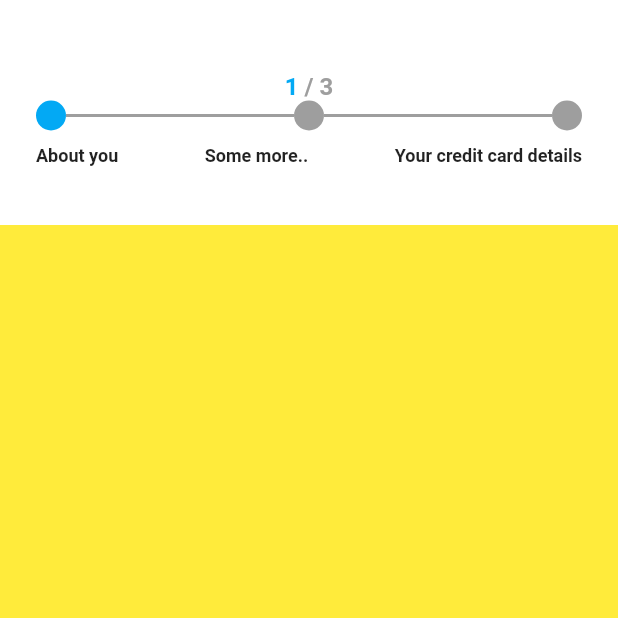
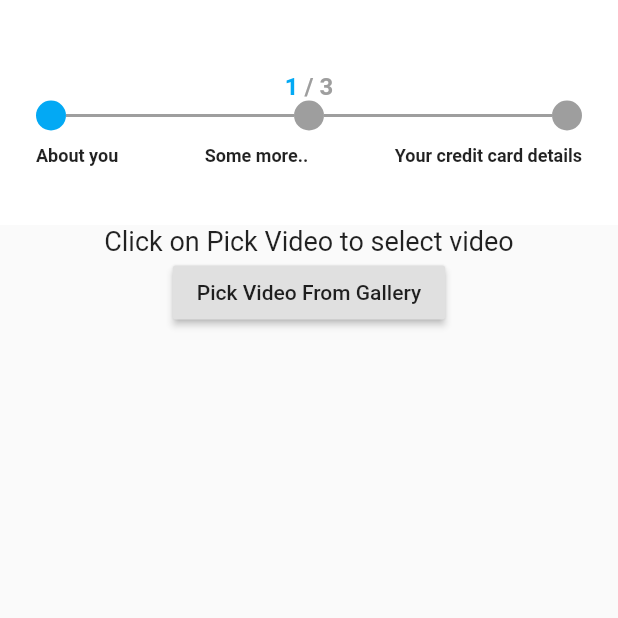
Before and after one commit to janeru/flutter_widget_sample, a Flutter app: the screen it shows after launch, on a phone screen of 412 x 824 dp, the top half of it. Run offline on Flutter 3.47's test engine with Material 2 defaults, Android fonts, the phone set to English and light mode, and no system bars; our stand-ins replace bloc, equatable, flutter_bloc, image_picker, video_player.

Commit message:
video bloc try

```diff
--- /dev/null
+++ b/new_registration/lib/bloc/upload_video_bloc.dart
@@ -0,0 +1,71 @@
+import 'dart:async';
+import 'dart:io';
+
+import 'package:bloc/bloc.dart';
+import 'package:equatable/equatable.dart';
+import 'package:flutter/cupertino.dart';
+import 'package:image_picker/image_picker.dart';
+import 'package:video_player/video_player.dart';
+
+part 'upload_video_event.dart';
+part 'upload_video_state.dart';
+
+class UploadVideoBloc extends Bloc<UploadVideoEvent, UploadVideoState> {
+  UploadVideoBloc() : super(null);
+  @override
+  UploadVideoState get initialState => UploadVideoInitial();
+
+  @override
+  Stream<UploadVideoState> mapEventToState(
+    UploadVideoEvent event,
+  ) async* {
+    // TODO: implement mapEventToState
+    if (event is SelectSubmitEvent) {
+      // This funcion will helps you to pick a Video File
+//      _pickVideo(ImageSource source, {BuildContext context}) async {
+////    File video = await ImagePicker.pickVideo(source: ImageSource.gallery);
+//
+//        final PickedFile video = await _picker.getVideo(source: source, maxDuration: const Duration(seconds: 10));
+//        if (source == null) {
+//          yield SelectVideoCanceledState();
+//        }
+//      }
+      yield* _uploadVideo(event);
+    }
+  }
+
+  Stream<UploadVideoState> _uploadVideo(SelectSubmitEvent event) async* {
+    final ImagePicker _picker = ImagePicker();
+    VideoPlayerController _videoPlayerController;
+    PickedFile _video;
+    try {
+      yield SelectVideoPendingState();
+
+      final PickedFile video = await _picker.getVideo(source: event.source, maxDuration: const Duration(seconds: 10));
+
+      if (video == null) {
+        yield SelectVideoCanceledState();
+        return;
+      }
+
+//      _videoPlayerController = VideoPlayerController.file(File(video.path))
+//        ..initialize().then((_) {
+//          _videoPlayerController.play();
+//        });
+
+      _videoPlayerController = VideoPlayerController.file(File(video.path))..initialize();
+      if (!_videoPlayerController.value.initialized) {
+        await _videoPlayerController.play();
+        yield SelectVideoSuccessState(
+            videoPlayerControllerInitialized: true, videoPlayerController: _videoPlayerController);
+      }
+
+//        ..initialize().then((_) {
+//          _videoPlayerController.play();
+//        });
+
+    } on Exception catch (e) {
+      yield SelectVideoErrorState(errorMessage: e.toString());
+    }
+  }
+}
--- /dev/null
+++ b/new_registration/lib/bloc/upload_video_event.dart
@@ -0,0 +1,17 @@
+part of 'upload_video_bloc.dart';
+
+abstract class UploadVideoEvent extends Equatable {
+  const UploadVideoEvent();
+
+  @override
+  List<Object> get props => <Object>[];
+}
+
+class SelectSubmitEvent extends UploadVideoEvent {
+  const SelectSubmitEvent({@required this.source});
+
+  final ImageSource source;
+
+  @override
+  List<Object> get props => <Object>[source];
+}
--- /dev/null
+++ b/new_registration/lib/bloc/upload_video_state.dart
@@ -0,0 +1,38 @@
+part of 'upload_video_bloc.dart';
+
+abstract class UploadVideoState extends Equatable {
+  const UploadVideoState();
+
+  List<Object> get props => [];
+}
+
+class UploadVideoInitial extends UploadVideoState {}
+
+class SelectVideoCanceledState extends UploadVideoState {}
+
+class SelectVideoPendingState extends UploadVideoState {}
+
+class SelectVideoSuccessState extends UploadVideoState {
+  const SelectVideoSuccessState({this.videoPlayerController, this.videoPlayerControllerInitialized});
+
+  final bool videoPlayerControllerInitialized;
+  final VideoPlayerController videoPlayerController;
+
+  SelectVideoSuccessState copyWith(
+      {VideoPlayerController videoPlayerController, bool videoPlayerControllerInitialized}) {
+    return SelectVideoSuccessState(
+        videoPlayerController: videoPlayerController ?? this.videoPlayerController,
+        videoPlayerControllerInitialized: videoPlayerControllerInitialized);
+  }
+
+  @override
+  List<Object> get props => <Object>[videoPlayerControllerInitialized, videoPlayerController];
+}
+
+class SelectVideoErrorState extends UploadVideoState {
+  const SelectVideoErrorState({this.errorMessage});
+  final String errorMessage;
+
+  @override
+  List<Object> get props => [errorMessage];
+}
--- a/new_registration/lib/registerFirst.dart
+++ b/new_registration/lib/registerFirst.dart
@@ -1,6 +1,12 @@
+import 'dart:io';
+
 import 'package:flutter/cupertino.dart';
 import 'package:flutter/material.dart';
+import 'package:flutter_bloc/flutter_bloc.dart';
+import 'package:image_picker/image_picker.dart';
+import 'package:new_registration/bloc/upload_video_bloc.dart';
 import 'package:new_registration/widgets/stepProgressView.dart';
+import 'package:video_player/video_player.dart';
 
 class RegisterFirst extends StatefulWidget {
   RegisterFirst({Key key, this.title}) : super(key: key);
@@ -30,6 +36,7 @@ class _RegisterFirstState extends State<RegisterFirst> {
 
   int _curPage = 1;
   PageController _pageController;
+
   @override
 //  void initState() {
 //    super.initState();
@@ -87,7 +94,14 @@ class _RegisterFirstState extends State<RegisterFirst> {
                 _curPage = i + 1;
               });
             },
-            children: <Widget>[Page1(), Page2(), Page3()],
+            children: <Widget>[
+              BlocProvider<UploadVideoBloc>(
+                create: (BuildContext context) => UploadVideoBloc(),
+                child: Page1(),
+              ),
+              Page2(),
+              Page3()
+            ],
           ),
         )
       ],
@@ -102,10 +116,110 @@ class Page1 extends StatefulWidget {
 
 class _Page1State extends State<Page1> {
   @override
+  File _image;
+  File _cameraImage;
+
+  File _cameraVideo;
+  final ImagePicker _picker = ImagePicker();
+
+  PickedFile _video;
+  PickedFile _imageFile;
+
+  VideoPlayerController _cameraVideoPlayerController;
+// This funcion will helps you to pick a Video File
+//  _pickVideo(ImageSource source, {BuildContext context}) async {
+////    File video = await ImagePicker.pickVideo(source: ImageSource.gallery);
+//
+//    final PickedFile video = await _picker.getVideo(source: source, maxDuration: const Duration(seconds: 10));
+//
+//    _video = video;
+//    _videoPlayerController = VideoPlayerController.file(File(_video.path))
+//      ..initialize().then((_) {
+//        setState(() {});
+//        _videoPlayerController.play();
+//      });
+//  }
+
+  UploadVideoBloc _uploadVideoBloc;
+
+  void _initBloc() {
+    _uploadVideoBloc ??= BlocProvider.of<UploadVideoBloc>(context);
+  }
+
   Widget build(BuildContext context) {
-    return Container(
-      color: Colors.yellow,
-    );
+    _initBloc();
+    return BlocBuilder<UploadVideoBloc, UploadVideoState>(
+        bloc: _uploadVideoBloc,
+        builder: (BuildContext context, UploadVideoState videoState) {
+          if (videoState is SelectVideoSuccessState) {
+            if (videoState.videoPlayerController.value.initialized) {
+              return Column(
+                children: <Widget>[
+                  Container(
+                    color: Colors.yellow,
+                  ),
+                  Container(
+                      child: Column(
+                    children: <Widget>[
+                      Container(
+                        width: MediaQuery.of(context).size.width * 0.432,
+                        height: 124,
+                        child: VideoPlayer(videoState.videoPlayerController),
+                      )
+
+                      /*
+                  if (_video != null)
+                    _videoPlayerController.value.initialized
+                        ?
+//                    ? AspectRatio(
+//                        aspectRatio: _videoPlayerController.value.aspectRatio,
+//                        child: VideoPlayer(_videoPlayerController),
+//                      )
+                        Container(
+                            width: MediaQuery.of(context).size.width * 0.432,
+                            height: 124,
+                            child: VideoPlayer(_videoPlayerController),
+                          )
+                        : Container(),
+                  Text(
+                    "Click on Pick Video to select video",
+                    style: TextStyle(fontSize: 18.0),
+                  ),
+                  RaisedButton(
+                    onPressed: () {
+//                  _pickVideo(ImageSource.gallery, context: context);
+//                      _uploadVideoBloc.add(SelectSubmitEvent(source: ImageSource.gallery));
+
+                      _uploadVideoBloc.add(SelectSubmitEvent(source: ImageSource.gallery));
+                    },
+                    child: Text("Pick Video From Gallery"),
+                  ),
+                  */
+                    ],
+                  )),
+                ],
+              );
+            }
+            return Container();
+          }
+          return Column(
+            children: <Widget>[
+              Text(
+                "Click on Pick Video to select video",
+                style: TextStyle(fontSize: 18.0),
+              ),
+              RaisedButton(
+                onPressed: () {
+//                  _pickVideo(ImageSource.gallery, context: context);
+//                      _uploadVideoBloc.add(SelectSubmitEvent(source: ImageSource.gallery));
+
+                  _uploadVideoBloc.add(SelectSubmitEvent(source: ImageSource.gallery));
+                },
+                child: Text("Pick Video From Gallery"),
+              ),
+            ],
+          );
+        });
   }
 }
 
--- a/new_registration/pubspec.yaml
+++ b/new_registration/pubspec.yaml
@@ -28,7 +28,11 @@ dependencies:
   # The following adds the Cupertino Icons font to your application.
   # Use with the CupertinoIcons class for iOS style icons.
   cupertino_icons: ^0.1.3
-
+  image_picker: ^0.6.7+4
+  video_player: ^0.10.2+1
+  flutter_bloc: ^5.0.1
+  equatable: ^1.2.2
+  bloc_provider: ^0.7.0
 dev_dependencies:
   flutter_test:
     sdk: flutter
```
Also changed, not shown: new_registration/pubspec.lock, 3 other files.
